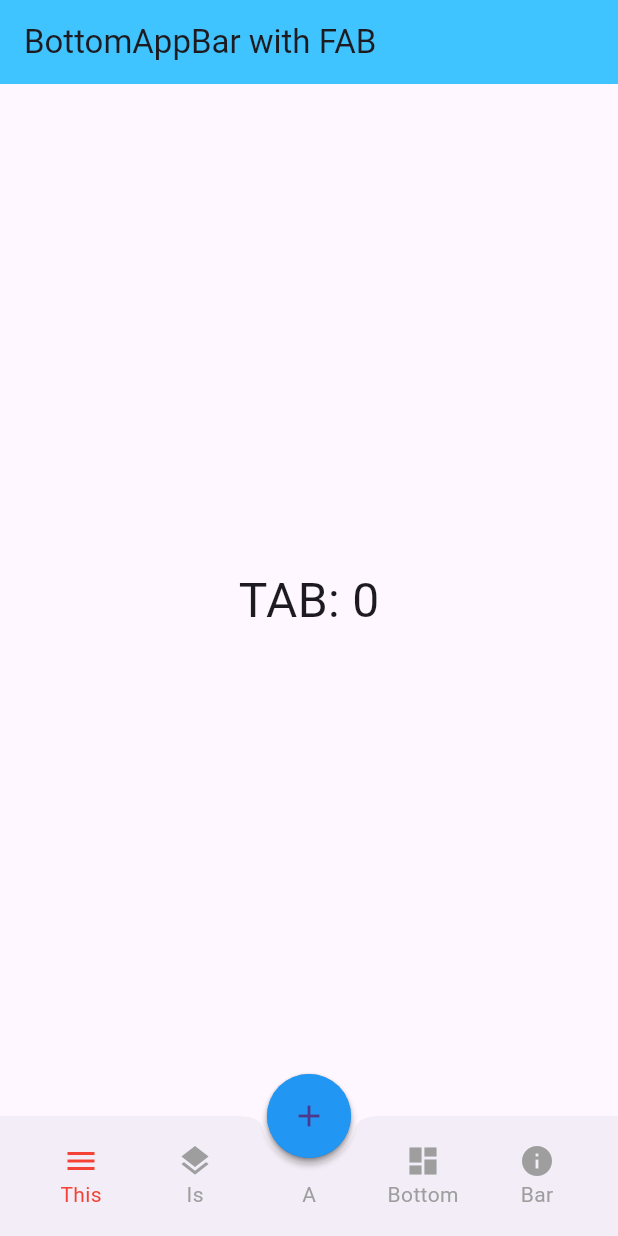
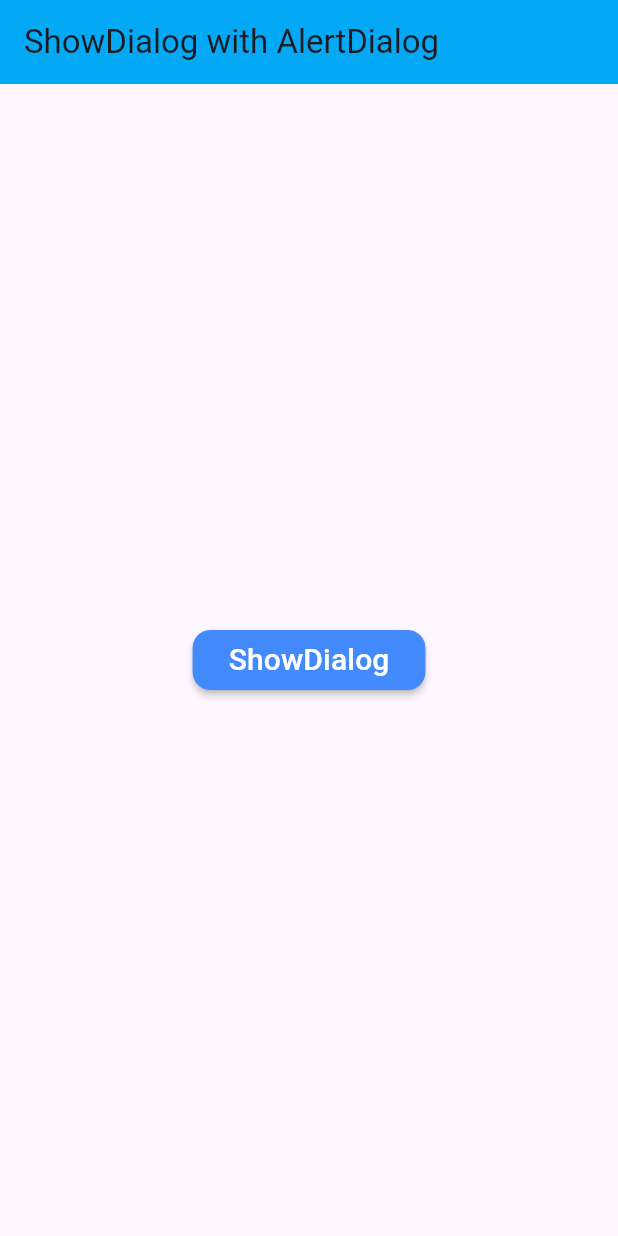
Before and after one commit to dretoba91/flutter-widgets, a Flutter app: the screen it shows after launch, on a phone screen of 412 x 824 dp. Run offline on Flutter 3.47's test engine with Material 3 defaults, Android fonts, the light colour scheme and no system bars.

Commit message:
add Alert dialog

```diff
--- /dev/null
+++ b/lib/components/dialog/alert_dialog.dart
@@ -0,0 +1,93 @@
+// ignore_for_file: prefer_const_constructors
+
+import 'package:flutter/material.dart';
+
+class AlertDialogs extends StatelessWidget {
+  const AlertDialogs({super.key});
+
+  void showAlertDialog(BuildContext context) => showDialog(
+      context: context,
+      builder: (context) => AlertDialog(
+            backgroundColor: Colors.white,
+            title: Text("Reset Setting?",
+                style: TextStyle(
+                  fontSize: 20,
+                )),
+            content: Text(
+                "This will reset your device to its factory default settings"),
+            actions: [
+              ElevatedButton(
+                  style: ButtonStyle(
+                    backgroundColor:
+                        MaterialStateProperty.all<Color>(Colors.white),
+                    // shape: MaterialStateProperty.all<OutlinedBorder>(
+                    //   RoundedRectangleBorder(
+                    //       borderRadius: BorderRadius.circular(5.0)),
+                    // ),
+                    elevation: MaterialStateProperty.all<double>(2.0),
+                  ),
+                  onPressed: () {
+                    Navigator.pop(context);
+                  },
+                  child: const Text(
+                    "Cancel",
+                    style: TextStyle(
+                      color: Colors.deepPurple,
+                      fontSize: 13,
+                    ),
+                  )),
+              ElevatedButton(
+                  style: ButtonStyle(
+                    backgroundColor:
+                        MaterialStateProperty.all<Color>(Colors.white),
+                    // shape: MaterialStateProperty.all<OutlinedBorder>(
+                    //   RoundedRectangleBorder(
+                    //       borderRadius: BorderRadius.circular(5.0)),
+                    // ),
+                    elevation: MaterialStateProperty.all<double>(2.0),
+                  ),
+                  onPressed: () {
+                    Navigator.pop(context);
+                  },
+                  child: const Text(
+                    "Accept",
+                    style: TextStyle(
+                      color: Colors.deepPurple,
+                      fontSize: 13,
+                    ),
+                  )),
+            ],
+          ));
+
+  @override
+  Widget build(BuildContext context) {
+    return Scaffold(
+      appBar: AppBar(
+        title: const Text("ShowDialog with AlertDialog"),
+        backgroundColor: Colors.lightBlue,
+      ),
+      body: Center(
+        child: ElevatedButton(
+            style: ButtonStyle(
+              backgroundColor:
+                  MaterialStateProperty.all<Color>(Colors.blueAccent),
+              shape: MaterialStateProperty.all<OutlinedBorder>(
+                RoundedRectangleBorder(
+                    borderRadius: BorderRadius.circular(12.0)),
+              ),
+              elevation: MaterialStateProperty.all<double>(2.0),
+            ),
+            onPressed: () {
+              showAlertDialog(context);
+            },
+            child: const Text(
+              "ShowDialog",
+              style: TextStyle(
+                color: Colors.white,
+                fontSize: 20,
+              ),
+            )),
+      ),
+    );
+  }
+}
--- a/lib/main.dart
+++ b/lib/main.dart
@@ -1,6 +1,7 @@
 import 'package:flutter/material.dart';
 // import 'package:flutter_widgets_tasks/components/bottom_app_bar.dart';
 import 'package:flutter_widgets_tasks/components/FAB_with_bottomAppBar/bottom_appbar.dart';
+import 'package:flutter_widgets_tasks/components/dialog/alert_dialog.dart';
 // import 'package:flutter_widgets_tasks/components/design1.dart';
 // import 'package:flutter_widgets_tasks/components/tab_bar.dart';
 
@@ -36,7 +37,7 @@ class MyApp extends StatelessWidget {
         useMaterial3: true,
       ),
       debugShowCheckedModeBanner: false,
-      home: const MyBottomBar(),
+      home: const AlertDialogs(),
     );
   }
 }
```
